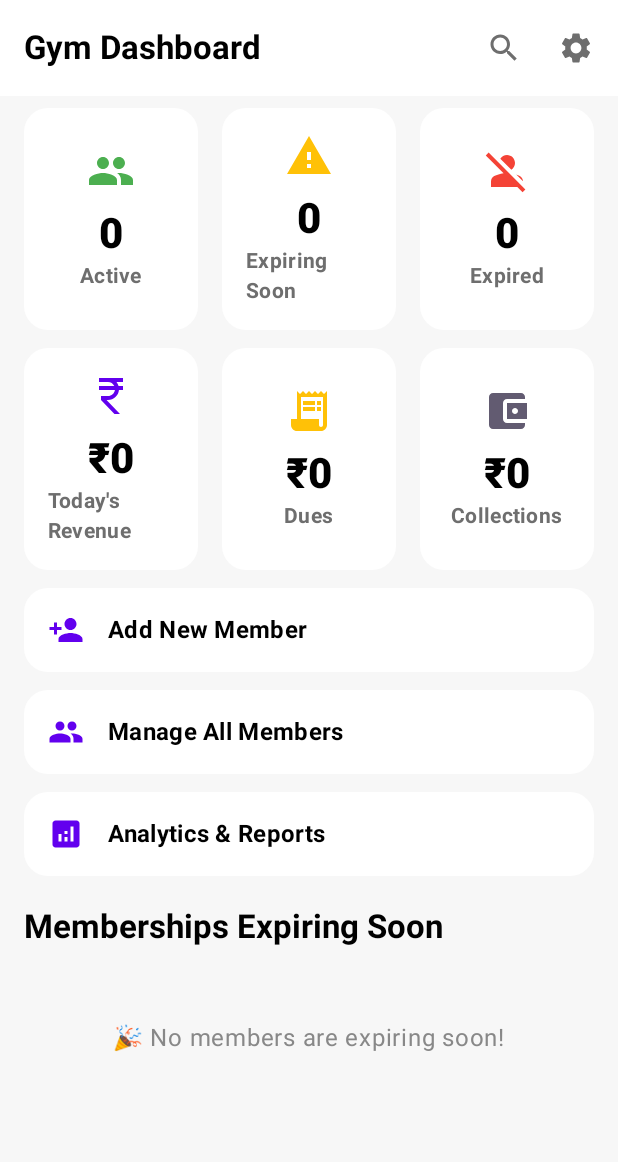
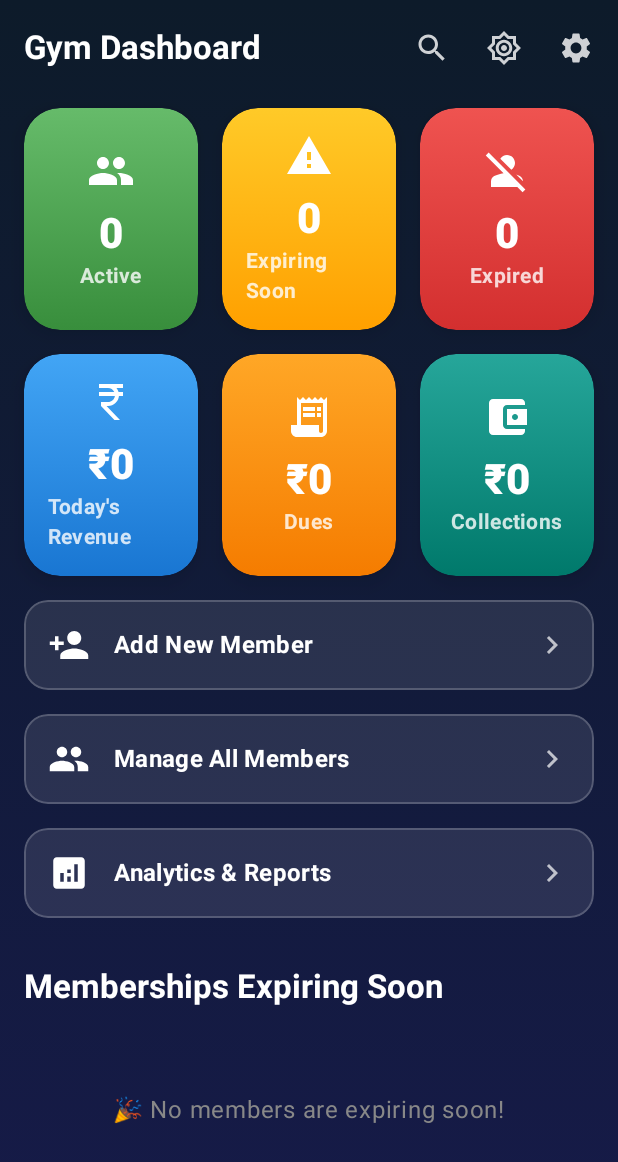
Before and after one commit to HunterAbhi001/GymMembershipManagement, an Android app built with Jetpack Compose: the DashboardScreen screen opened through its navigation route, on a phone screen of 412 x 824 dp. Shown: the top 1162 px of the screen. Run offline under Robolectric (Android 15) with nearby library versions, the phone set to English and light mode, and no system bars; our stand-ins replace Firebase (no records; nobody signed in at launch, a user with empty details on screens opened directly).

```diff
--- a/app/src/main/java/com/example/gymmanagement/MainActivity.kt
+++ b/app/src/main/java/com/example/gymmanagement/MainActivity.kt
@@ -6,6 +6,7 @@ import androidx.activity.compose.setContent
 import androidx.compose.foundation.layout.fillMaxSize
 import androidx.compose.material3.MaterialTheme
 import androidx.compose.material3.Surface
+import androidx.compose.runtime.*
 import androidx.compose.ui.Modifier
 import com.example.gymmanagement.ui.navigation.AuthGate
 import com.example.gymmanagement.ui.theme.GymManagementTheme
@@ -14,13 +15,20 @@ class MainActivity : ComponentActivity() {
     override fun onCreate(savedInstanceState: Bundle?) {
         super.onCreate(savedInstanceState)
         setContent {
-            GymManagementTheme {
+            // State to hold the current theme choice (starts as dark by default)
+            var isDarkTheme by remember { mutableStateOf(true) }
+
+            // The theme will wrap your entire application and respect the isDarkTheme state
+            GymManagementTheme(darkTheme = isDarkTheme) {
                 Surface(
                     modifier = Modifier.fillMaxSize(),
                     color = MaterialTheme.colorScheme.background
                 ) {
-                    // --- FIX: Removed the 'application' parameter from the AuthGate call ---
-                    AuthGate()
+                    // Pass the theme state and the toggle function down to your navigator
+                    AuthGate(
+                        isDarkTheme = isDarkTheme,
+                        onThemeToggle = { isDarkTheme = !isDarkTheme }
+                    )
                 }
             }
         }
--- a/app/src/main/java/com/example/gymmanagement/ui/navigation/AppNavigator.kt
+++ b/app/src/main/java/com/example/gymmanagement/ui/navigation/AppNavigator.kt
@@ -16,7 +16,10 @@ import com.example.gymmanagement.viewmodel.MainViewModel
 import com.example.gymmanagement.viewmodel.MainViewModelFactory
 
 @Composable
-fun AppNavigator() {
+fun AppNavigator(
+    isDarkTheme: Boolean,
+    onThemeToggle: () -> Unit
+) {
     val navController = rememberNavController()
     val viewModel: MainViewModel = viewModel(factory = MainViewModelFactory())
 
@@ -41,7 +44,9 @@ fun AppNavigator() {
                 onDeleteMember = { member -> viewModel.deleteMember(member) },
                 todaysRevenue = todaysRevenue,
                 totalBalance = totalBalance,
-                totalDues = totalDues
+                totalDues = totalDues,
+                isDarkTheme = isDarkTheme,
+                onThemeToggle = onThemeToggle
             )
         }
 
@@ -183,7 +188,6 @@ fun AppNavigator() {
                 allMembers.find { it.idString == memberId }
             }
 
-            // --- FIX: Get the context and pass it to the onSave lambda ---
             val context = LocalContext.current
             AddEditMemberScreen(
                 navController = navController,
--- a/app/src/main/java/com/example/gymmanagement/ui/navigation/AuthGate.kt
+++ b/app/src/main/java/com/example/gymmanagement/ui/navigation/AuthGate.kt
@@ -9,9 +9,11 @@ import androidx.compose.runtime.setValue
 import com.example.gymmanagement.ui.screens.LoginScreen
 import com.google.firebase.auth.FirebaseAuth
 
-// --- FIX: The 'application' parameter is no longer needed ---
 @Composable
-fun AuthGate() {
+fun AuthGate(
+    isDarkTheme: Boolean,
+    onThemeToggle: () -> Unit
+) {
     val auth = remember { FirebaseAuth.getInstance() }
     var isLoggedIn by remember { mutableStateOf(auth.currentUser != null) }
 
@@ -27,8 +29,11 @@ fun AuthGate() {
     }
 
     if (isLoggedIn) {
-        // --- FIX: Call AppNavigator without the 'application' parameter ---
-        AppNavigator()
+        // Pass the theme state and toggle function down to the main app navigator
+        AppNavigator(
+            isDarkTheme = isDarkTheme,
+            onThemeToggle = onThemeToggle
+        )
     } else {
         LoginScreen(onLoginSuccess = { isLoggedIn = true })
     }
--- a/app/src/main/java/com/example/gymmanagement/ui/screens/DashboardScreen.kt
+++ b/app/src/main/java/com/example/gymmanagement/ui/screens/DashboardScreen.kt
@@ -1,6 +1,8 @@
 package com.example.gymmanagement.ui.screens
 
+import androidx.compose.foundation.BorderStroke
 import androidx.compose.foundation.background
+import androidx.compose.foundation.border
 import androidx.compose.foundation.clickable
 import androidx.compose.foundation.layout.*
 import androidx.compose.foundation.lazy.LazyColumn
@@ -9,11 +11,15 @@ import androidx.compose.foundation.shape.CircleShape
 import androidx.compose.foundation.shape.RoundedCornerShape
 import androidx.compose.material.icons.Icons
 import androidx.compose.material.icons.filled.*
+import androidx.compose.material.icons.outlined.Brightness4
+import androidx.compose.material.icons.outlined.Brightness7
 import androidx.compose.material3.*
 import androidx.compose.runtime.*
 import androidx.compose.ui.Alignment
 import androidx.compose.ui.Modifier
 import androidx.compose.ui.draw.clip
+import androidx.compose.ui.draw.shadow
+import androidx.compose.ui.graphics.Brush
 import androidx.compose.ui.graphics.Color
 import androidx.compose.ui.graphics.vector.ImageVector
 import androidx.compose.ui.platform.LocalContext
@@ -43,12 +49,23 @@ fun DashboardScreen(
     onDeleteMember: (Member) -> Unit,
     todaysRevenue: Double = 0.0,
     totalBalance: Double = 0.0,
-    totalDues: Double = 0.0
+    totalDues: Double = 0.0,
+    isDarkTheme: Boolean,
+    onThemeToggle: () -> Unit
 ) {
     val context = LocalContext.current
     val todayStart = DateUtils.startOfDayMillis()
     val activeMemberCount = allMembers.count { it.expiryDate >= todayStart }
     var memberToDelete by remember { mutableStateOf<Member?>(null) }
+
+    // --- Gradient brushes for the cards (these look good in both light and dark mode) ---
+    val activeGradient = Brush.verticalGradient(listOf(Color(0xFF66BB6A), Color(0xFF388E3C)))
+    val expiringGradient = Brush.verticalGradient(listOf(Color(0xFFFFCA28), Color(0xFFFFA000)))
+    val expiredGradient = Brush.verticalGradient(listOf(Color(0xFFEF5350), Color(0xFFD32F2F)))
+    val revenueGradient = Brush.verticalGradient(listOf(Color(0xFF42A5F5), Color(0xFF1976D2)))
+    val duesGradient = Brush.verticalGradient(listOf(Color(0xFFFFA726), Color(0xFFF57C00)))
+    val collectionsGradient = Brush.verticalGradient(listOf(Color(0xFF26A69A), Color(0xFF00796B)))
+
 
     if (memberToDelete != null) {
         AlertDialog(
@@ -74,17 +91,35 @@ fun DashboardScreen(
         )
     }
 
+    // --- FIXED: Changed to a vertical gradient to resolve the compiler error ---
+    val backgroundModifier = if (isDarkTheme) {
+        Modifier.background(
+            Brush.verticalGradient(
+                colors = listOf(Color(0xFF0D1B2A), Color(0xFF1A237E).copy(alpha = 0.5f))
+            )
+        )
+    } else {
+        Modifier.background(MaterialTheme.colorScheme.background)
+    }
+
     Scaffold(
         topBar = {
             TopAppBar(
                 title = { Text("Gym Dashboard", fontWeight = FontWeight.Bold) },
                 colors = TopAppBarDefaults.topAppBarColors(
-                    containerColor = MaterialTheme.colorScheme.surface,
-                    titleContentColor = MaterialTheme.colorScheme.onSurface
+                    containerColor = if (isDarkTheme) Color.Transparent else MaterialTheme.colorScheme.surface,
+                    titleContentColor = if (isDarkTheme) Color.White else MaterialTheme.colorScheme.onSurface,
+                    actionIconContentColor = if (isDarkTheme) Color.White.copy(alpha = 0.8f) else MaterialTheme.colorScheme.onSurfaceVariant
                 ),
                 actions = {
                     IconButton(onClick = { navController.navigate("search_members") }) {
                         Icon(Icons.Default.Search, contentDescription = "Search Members")
+                    }
+                    IconButton(onClick = onThemeToggle) {
+                        Icon(
+                            imageVector = if (isDarkTheme) Icons.Outlined.Brightness7 else Icons.Outlined.Brightness4,
+                            contentDescription = "Toggle Theme"
+                        )
                     }
                     IconButton(onClick = { navController.navigate("settings_screen") }) {
                         Icon(Icons.Default.Settings, contentDescription = "Settings")
@@ -92,15 +127,15 @@ fun DashboardScreen(
                 }
             )
         },
-        floatingActionButton = {},
-        containerColor = MaterialTheme.colorScheme.background
+        containerColor = Color.Transparent,
+        modifier = Modifier.fillMaxSize().then(backgroundModifier)
     ) { paddingValues ->
         LazyColumn(
             modifier = Modifier
                 .fillMaxSize()
                 .padding(paddingValues)
                 .padding(horizontal = 16.dp),
-            verticalArrangement = Arrangement.spacedBy(12.dp)
+            verticalArrangement = Arrangement.spacedBy(16.dp)
         ) {
             item {
                 Spacer(modifier = Modifier.height(8.dp))
@@ -114,7 +149,7 @@ fun DashboardScreen(
                         label = "Active",
                         count = activeMemberCount.toString(),
                         icon = Icons.Default.Group,
-                        iconColor = Color(0xFF4CAF50),
+                        gradient = activeGradient,
                         modifier = Modifier
                             .weight(1f)
                             .fillMaxHeight(),
@@ -124,7 +159,7 @@ fun DashboardScreen(
                         label = "Expiring Soon",
                         count = membersExpiringSoon.size.toString(),
                         icon = Icons.Default.Warning,
-                        iconColor = Color(0xFFFFC107),
+                        gradient = expiringGradient,
                         modifier = Modifier
                             .weight(1f)
                             .fillMaxHeight(),
@@ -134,7 +169,7 @@ fun DashboardScreen(
                         label = "Expired",
                         count = expiredMembers.size.toString(),
                         icon = Icons.Default.PersonOff,
-                        iconColor = RedAccent,
+                        gradient = expiredGradient,
                         modifier = Modifier
                             .weight(1f)
                             .fillMaxHeight(),
@@ -153,7 +188,7 @@ fun DashboardScreen(
                         label = "Today's Revenue",
                         count = formatCurrencyShort(todaysRevenue),
                         icon = Icons.Default.CurrencyRupee,
-                        iconColor = MaterialTheme.colorScheme.primary,
+                        gradient = revenueGradient,
                         modifier = Modifier
                             .weight(1f)
                             .fillMaxHeight(),
@@ -163,8 +198,7 @@ fun DashboardScreen(
                         label = "Dues",
                         count = formatCurrencyShort(totalDues),
                         icon = Icons.Default.ReceiptLong,
-                        iconColor = Color(0xFFFFC107),
-                        countColor = if (totalDues < 0) RedAccent else MaterialTheme.colorScheme.onSurface,
+                        gradient = duesGradient,
                         modifier = Modifier
                             .weight(1f)
                             .fillMaxHeight(),
@@ -174,7 +208,7 @@ fun DashboardScreen(
                         label = "Collections",
                         count = formatCurrencyShort(totalBalance),
                         icon = Icons.Default.AccountBalanceWallet,
-                        iconColor = MaterialTheme.colorScheme.secondary,
+                        gradient = collectionsGradient,
                         modifier = Modifier
                             .weight(1f)
                             .fillMaxHeight(),
@@ -186,6 +220,7 @@ fun DashboardScreen(
                 ActionCard(
                     label = "Add New Member",
                     icon = Icons.Default.PersonAdd,
+                    isDarkTheme = isDarkTheme,
                     onClick = { navController.navigate("add_edit_member") }
                 )
             }
@@ -193,6 +228,7 @@ fun DashboardScreen(
                 ActionCard(
                     label = "Manage All Members",
                     icon = Icons.Default.People,
+                    isDarkTheme = isDarkTheme,
                     onClick = { navController.navigate("all_members_list") }
                 )
             }
@@ -200,6 +236,7 @@ fun DashboardScreen(
                 ActionCard(
                     label = "Analytics & Reports",
                     icon = Icons.Default.Analytics,
+                    isDarkTheme = isDarkTheme,
                     onClick = { navController.navigate("analytics") }
                 )
             }
@@ -208,7 +245,8 @@ fun DashboardScreen(
                     "Memberships Expiring Soon",
                     style = MaterialTheme.typography.titleLarge,
                     fontWeight = FontWeight.Bold,
-                    modifier = Modifier.padding(top = 8.dp, bottom = 4.dp)
+                    color = MaterialTheme.colorScheme.onBackground,
+                    modifier = Modifier.padding(top = 16.dp, bottom = 8.dp)
                 )
             }
             if (membersExpiringSoon.isEmpty()) {
@@ -226,6 +264,7 @@ fun DashboardScreen(
                 items(membersExpiringSoon.take(5)) { member ->
                     ExpiringMemberItem(
                         member = member,
+                        isDarkTheme = isDarkTheme,
                         onSmsClick = { message -> sendSmsMessage(context, member.contact, message) },
                         onWhatsAppClick = { message -> sendWhatsAppMessage(context, member.contact, message) },
                         onClick = { navController.navigate("member_details/${member.idString}") },
@@ -247,15 +286,16 @@ fun StatCard(
     label: String,
     count: String,
     icon: ImageVector,
-    iconColor: Color,
+    gradient: Brush,
     modifier: Modifier = Modifier,
-    countColor: Color = MaterialTheme.colorScheme.onSurface,
     onClick: () -> Unit
 ) {
-    Card(
-        modifier = modifier.clickable(onClick = onClick),
-        shape = RoundedCornerShape(16.dp),
-        colors = CardDefaults.cardColors(containerColor = MaterialTheme.colorScheme.surface)
+    Box(
+        modifier = modifier
+            .shadow(elevation = 8.dp, shape = RoundedCornerShape(24.dp), spotColor = Color.Black.copy(alpha = 0.5f))
+            .clip(RoundedCornerShape(24.dp))
+            .background(gradient)
+            .clickable(onClick = onClick)
     ) {
         Column(
             modifier = Modifier
@@ -267,7 +307,7 @@ fun StatCard(
             Icon(
                 imageVector = icon,
                 contentDescription = label,
-                tint = iconColor,
+                tint = Color.White,
                 modifier = Modifier.size(32.dp)
             )
             Spacer(modifier = Modifier.height(8.dp))
@@ -275,13 +315,13 @@ fun StatCard(
                 text = count,
                 style = MaterialTheme.typography.headlineMedium,
                 fontWeight = FontWeight.ExtraBold,
-                color = countColor
+                color = Color.White
             )
             Text(
                 text = label,
                 style = MaterialTheme.typography.bodyMedium,
                 fontWeight = FontWeight.Bold,
-                color = MaterialTheme.colorScheme.onSurfaceVariant
+                color = Color.White.copy(alpha = 0.8f)
             )
         }
     }
@@ -291,31 +331,48 @@ fun StatCard(
 fun ActionCard(
     label: String,
     icon: ImageVector,
+    isDarkTheme: Boolean,
     modifier: Modifier = Modifier,
     onClick: () -> Unit
 ) {
-    Card(
-        modifier = modifier
+    val cardModifier = if (isDarkTheme) {
+        modifier
             .fillMaxWidth()
-            .clickable(onClick = onClick),
-        shape = RoundedCornerShape(16.dp),
-        colors = CardDefaults.cardColors(containerColor = MaterialTheme.colorScheme.surface)
+            .clip(RoundedCornerShape(16.dp))
+            .background(Color.White.copy(alpha = 0.1f))
+            .border(1.dp, Color.White.copy(alpha = 0.2f), RoundedCornerShape(16.dp))
+    } else {
+        modifier
+            .fillMaxWidth()
+            .clip(RoundedCornerShape(16.dp))
+            .background(MaterialTheme.colorScheme.surfaceVariant)
+    }
+
+    Box(
+        modifier = cardModifier.clickable(onClick = onClick)
     ) {
         Row(
             modifier = Modifier.padding(16.dp),
-            verticalAlignment = Alignment.CenterVertically,
-            horizontalArrangement = Arrangement.spacedBy(16.dp)
+            verticalAlignment = Alignment.CenterVertically
         ) {
             Icon(
                 imageVector = icon,
                 contentDescription = label,
-                tint = MaterialTheme.colorScheme.primary
+                tint = if (isDarkTheme) Color.White else MaterialTheme.colorScheme.primary,
+                modifier = Modifier.size(28.dp)
             )
+            Spacer(modifier = Modifier.width(16.dp))
             Text(
                 text = label,
                 style = MaterialTheme.typography.titleMedium,
                 fontWeight = FontWeight.Bold,
-                color = MaterialTheme.colorScheme.onSurface
+                color = if (isDarkTheme) Color.White else MaterialTheme.colorScheme.onSurfaceVariant
+            )
+            Spacer(modifier = Modifier.weight(1f))
+            Icon(
+                imageVector = Icons.Default.ChevronRight,
+                contentDescription = null,
+                tint = (if (isDarkTheme) Color.White else MaterialTheme.colorScheme.onSurfaceVariant).copy(alpha = 0.7f)
             )
         }
     }
@@ -324,6 +381,7 @@ fun ActionCard(
 @Composable
 fun ExpiringMemberItem(
     member: Member,
+    isDarkTheme: Boolean,
     onSmsClick: (String) -> Unit,
     onWhatsAppClick: (String) -> Unit,
     onClick: () -> Unit,
@@ -342,17 +400,30 @@ fun ExpiringMemberItem(
         else -> "Expires in $daysRemaining days"
     }
 
+    val borderColor = if (daysRemaining <= 3) RedAccent else if (isDarkTheme) Color(0xFFFFCA28) else MaterialTheme.colorScheme.primary
+
     val message = "Hi ${member.name.split(" ").firstOrNull() ?: ""}, a friendly reminder that your gym membership ${
         if (daysRemaining == 0L) "expires today" else "is expiring in $daysRemaining days"
     }. Please visit the front desk to renew. Thank you!"
 
-    Card(
-        modifier = Modifier
+    val cardModifier = if (isDarkTheme) {
+        Modifier
             .fillMaxWidth()
-            .padding(vertical = 2.dp)
-            .clickable(onClick = onClick),
-        shape = RoundedCornerShape(12.dp),
-        colors = CardDefaults.cardColors(containerColor = MaterialTheme.colorScheme.surface)
+            .padding(vertical = 4.dp)
+            .clip(RoundedCornerShape(12.dp))
+            .background(Color.White.copy(alpha = 0.1f))
+            .border(1.dp, Color.White.copy(alpha = 0.2f), RoundedCornerShape(12.dp))
+    } else {
+        Modifier
+            .fillMaxWidth()
+            .padding(vertical = 4.dp)
+            .clip(RoundedCornerShape(12.dp))
+            .background(MaterialTheme.colorScheme.surface)
+            .border(1.dp, MaterialTheme.colorScheme.outline.copy(alpha = 0.5f), RoundedCornerShape(12.dp))
+    }
+
+    Box(
+        modifier = cardModifier.clickable(onClick = onClick)
     ) {
         Row(
             modifier = Modifier.padding(horizontal = 12.dp, vertical = 8.dp),
@@ -363,12 +434,12 @@ fun ExpiringMemberItem(
                 modifier = Modifier
                     .size(40.dp)
                     .clip(CircleShape)
-                    .background(MaterialTheme.colorScheme.primary),
+                    .background(borderColor),
                 contentAlignment = Alignment.Center
             ) {
                 Text(
                     text = member.name.firstOrNull()?.toString() ?: "",
-                    color = MaterialTheme.colorScheme.onPrimary,
+                    color = Color.White,
                     fontWeight = FontWeight.Bold
                 )
             }
@@ -389,7 +460,7 @@ fun ExpiringMemberItem(
 
             Box {
                 IconButton(onClick = { showMemberMenu = true }) {
-                    Icon(Icons.Default.MoreVert, contentDescription = "More Options", tint = Color.Gray)
+                    Icon(Icons.Default.MoreVert, contentDescription = "More Options", tint = MaterialTheme.colorScheme.onSurfaceVariant)
                 }
                 DropdownMenu(
                     expanded = showMemberMenu,
```
